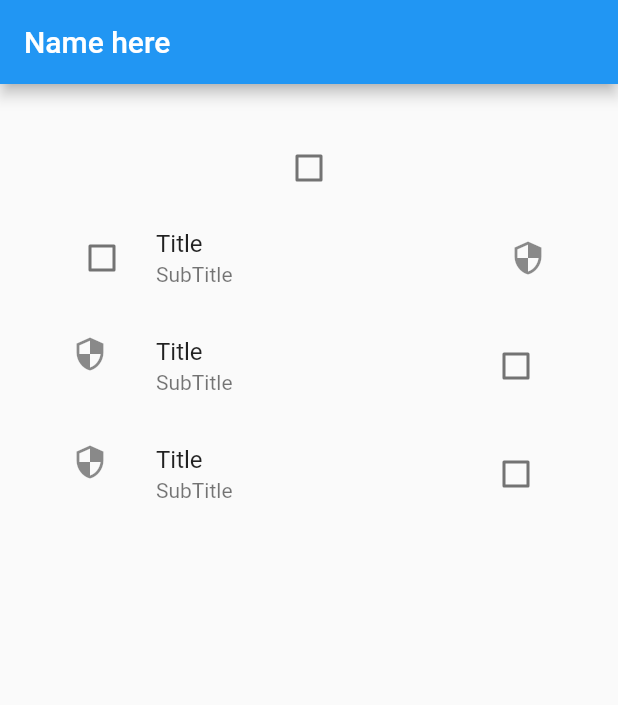
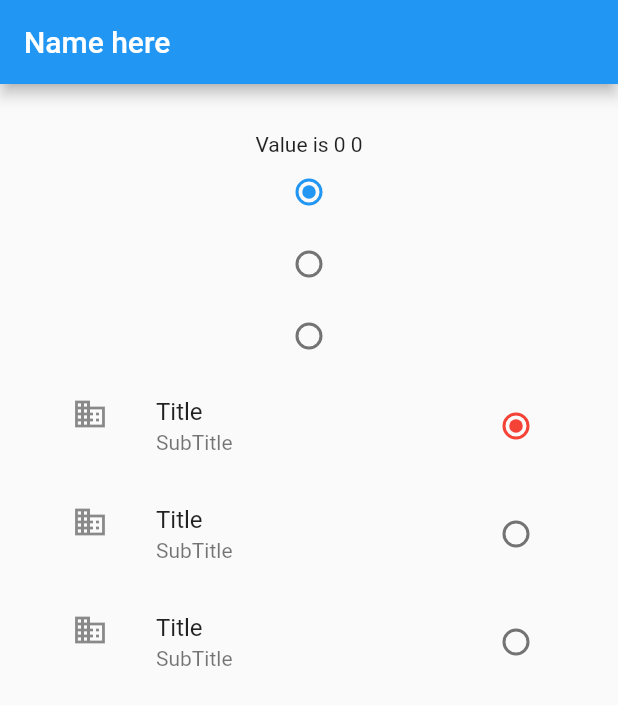
Before and after one commit to ChowDavid/flutter_tutorial, a Flutter app: the screen it shows after launch, on a phone screen of 412 x 824 dp. Shown: the top 705 px of the screen. Run offline on Flutter 3.47's test engine with Material 2 defaults, Android fonts, the phone set to English and light mode, and no system bars.

Commit message:
RadioButton

```diff
--- a/lib/main.dart
+++ b/lib/main.dart
@@ -9,12 +9,29 @@ class MyApp extends StatefulWidget {
 
 class _MyAppState extends State<MyApp> {
 
-  var _value1 = false;
-  var _value2 = false;
+  int _value1 = 0;
+  int _value2 = 0;
 
-  void _onCheck1(bool value){ setState(()=> _value1 = value); }
+  void _setValue1(int value){ setState(()=> _value1 = value); }
+  void _setValue2(int value){ setState(()=> _value2 = value); }
 
-  void _onCheck2(bool value){ setState(()=> _value2 = value); }
+  Widget _getRadiosTile(){
+    List<Widget> list = List();
+    for (int i=0;i<3;i++){
+      list.add(RadioListTile(
+          value: i,
+          groupValue: _value2,
+          onChanged: _setValue2,
+        activeColor: Colors.red,
+        controlAffinity: ListTileControlAffinity.trailing,
+        title: Text('Title'),
+        subtitle: Text('SubTitle'),
+        secondary: Icon(Icons.domain),
+      ));
+    }
+    Column column = Column(children: list);
+    return column;
+  }
 
   @override
   Widget build(BuildContext context) {
@@ -26,41 +43,26 @@ class _MyAppState extends State<MyApp> {
         ),
         body: Container(
           padding: EdgeInsets.all(32),
-          child: ListView(
-            shrinkWrap: true,
-            children: [
-              Checkbox(value: _value1, onChanged: _onCheck1),
-              CheckboxListTile(
-                  value: _value2,
-                  onChanged: _onCheck2,
-                  title: Text('Title'),
-                  subtitle: Text('SubTitle'),
-                  secondary: Icon(Icons.security),
-                controlAffinity: ListTileControlAffinity.leading,
-                activeColor: Colors.red,
-              ),
-              CheckboxListTile(
-                value: _value2,
-                onChanged: _onCheck2,
-                title: Text('Title'),
-                subtitle: Text('SubTitle'),
-                secondary: Icon(Icons.security),
-                controlAffinity: ListTileControlAffinity.trailing,
-                activeColor: Colors.blue,
-              ),
-              CheckboxListTile(
-                value: _value2,
-                onChanged: _onCheck2,
-                title: Text('Title'),
-                subtitle: Text('SubTitle'),
-                secondary: Icon(Icons.security),
-                controlAffinity: ListTileControlAffinity.platform,
-                activeColor: Colors.blue,
-              ),
-            ],
-          ),
+          child: Center(
+            child: Column(
+              children: [
+                Text('Value is $_value1 $_value2'),
+                getRadios1(_value1,_setValue1),
+                _getRadiosTile()
+              ],
+            ),
+          )
         )
       )
     );
   }
 }
+
+Widget getRadios1(int _value1, dynamic function){
+  List<Widget> list = List();
+  for (int i=0;i<3;i++){
+    list.add(Radio(value: i, groupValue: _value1, onChanged: function));
+  }
+  Column column = Column(children: list);
+  return column;
+}
```
